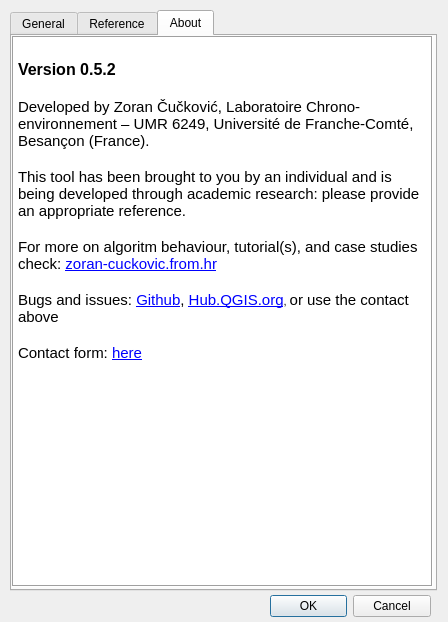
First picture: the form in ui_viewshedanalysis.ui, repository zoran-cuckovic/QGIS-visibility-analysis, before the edit.
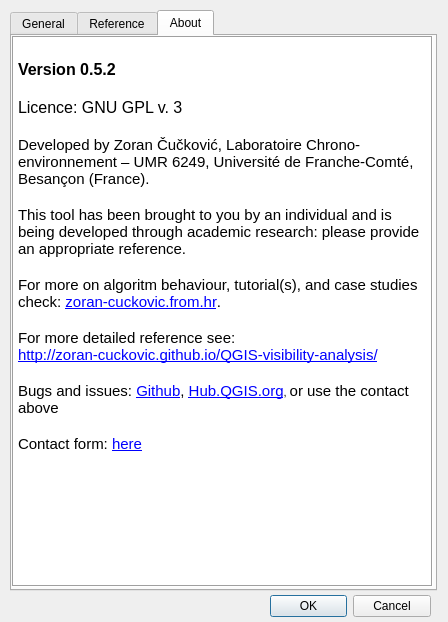
Second picture: the form after the edit. The open tabs and pages were chosen to show the change.

Patch:
```diff
--- a/ui_viewshedanalysis.ui
+++ b/ui_viewshedanalysis.ui
@@ -608,11 +608,15 @@
 &lt;p style=&quot;-qt-paragraph-type:empty; margin-top:0px; margin-bottom:0px; margin-left:0px; margin-right:0px; -qt-block-indent:0; text-indent:0px; font-family:'Ubuntu'; font-size:11pt;&quot;&gt;&lt;br /&gt;&lt;/p&gt;
 &lt;p style=&quot; margin-top:0px; margin-bottom:0px; margin-left:0px; margin-right:0px; -qt-block-indent:0; text-indent:0px;&quot;&gt;&lt;span style=&quot; font-family:'Ubuntu'; font-size:12pt; font-weight:600;&quot;&gt;Version 0.5.2&lt;/span&gt;&lt;/p&gt;
 &lt;p style=&quot;-qt-paragraph-type:empty; margin-top:0px; margin-bottom:0px; margin-left:0px; margin-right:0px; -qt-block-indent:0; text-indent:0px; font-family:'Ubuntu'; font-size:12pt; font-weight:600;&quot;&gt;&lt;br /&gt;&lt;/p&gt;
+&lt;p style=&quot; margin-top:0px; margin-bottom:0px; margin-left:0px; margin-right:0px; -qt-block-indent:0; text-indent:0px;&quot;&gt;&lt;span style=&quot; font-family:'Ubuntu'; font-size:12pt;&quot;&gt;Licence: GNU GPL v. 3&lt;/span&gt;&lt;/p&gt;
+&lt;p style=&quot;-qt-paragraph-type:empty; margin-top:0px; margin-bottom:0px; margin-left:0px; margin-right:0px; -qt-block-indent:0; text-indent:0px; font-family:'Ubuntu'; font-size:12pt; font-weight:600;&quot;&gt;&lt;br /&gt;&lt;/p&gt;
 &lt;p style=&quot; margin-top:0px; margin-bottom:0px; margin-left:0px; margin-right:0px; -qt-block-indent:0; text-indent:0px;&quot;&gt;&lt;span style=&quot; font-family:'Ubuntu'; font-size:11pt;&quot;&gt;Developed by Zoran Čučković, Laboratoire Chrono-environnement – UMR 6249, Université de Franche-Comté, Besançon (France).&lt;/span&gt;&lt;/p&gt;
 &lt;p style=&quot;-qt-paragraph-type:empty; margin-top:0px; margin-bottom:0px; margin-left:0px; margin-right:0px; -qt-block-indent:0; text-indent:0px; font-family:'Ubuntu'; font-size:11pt;&quot;&gt;&lt;br /&gt;&lt;/p&gt;
 &lt;p style=&quot; margin-top:0px; margin-bottom:0px; margin-left:0px; margin-right:0px; -qt-block-indent:0; text-indent:0px;&quot;&gt;&lt;span style=&quot; font-family:'Ubuntu'; font-size:11pt;&quot;&gt;This tool has been brought to you by an individual and is being developed through academic research: please provide an appropriate reference.&lt;/span&gt;&lt;/p&gt;
 &lt;p style=&quot;-qt-paragraph-type:empty; margin-top:0px; margin-bottom:0px; margin-left:0px; margin-right:0px; -qt-block-indent:0; text-indent:0px; font-family:'Ubuntu'; font-size:11pt;&quot;&gt;&lt;br /&gt;&lt;/p&gt;
-&lt;p style=&quot; margin-top:0px; margin-bottom:0px; margin-left:0px; margin-right:0px; -qt-block-indent:0; text-indent:0px;&quot;&gt;&lt;span style=&quot; font-family:'Ubuntu'; font-size:11pt;&quot;&gt;For more on algoritm behaviour, tutorial(s), and case studies check: &lt;/span&gt;&lt;a href=&quot;http://zoran-cuckovic.from.hr&quot;&gt;&lt;span style=&quot; font-size:11pt; text-decoration: underline; color:#0000ff;&quot;&gt;zoran-cuckovic.from.hr&lt;/span&gt;&lt;/a&gt;&lt;span style=&quot; font-family:'Ubuntu'; font-size:11pt;&quot;&gt; &lt;/span&gt;&lt;/p&gt;
+&lt;p style=&quot; margin-top:0px; margin-bottom:0px; margin-left:0px; margin-right:0px; -qt-block-indent:0; text-indent:0px;&quot;&gt;&lt;span style=&quot; font-family:'Ubuntu'; font-size:11pt;&quot;&gt;For more on algoritm behaviour, tutorial(s), and case studies check: &lt;/span&gt;&lt;a href=&quot;http://zoran-cuckovic.from.hr&quot;&gt;&lt;span style=&quot; font-size:11pt; text-decoration: underline; color:#0000ff;&quot;&gt;zoran-cuckovic.from.hr&lt;/span&gt;&lt;/a&gt;&lt;span style=&quot; font-family:'Ubuntu'; font-size:11pt;&quot;&gt;.&lt;/span&gt;&lt;/p&gt;
+&lt;p style=&quot;-qt-paragraph-type:empty; margin-top:0px; margin-bottom:0px; margin-left:0px; margin-right:0px; -qt-block-indent:0; text-indent:0px; font-family:'Ubuntu'; font-size:11pt;&quot;&gt;&lt;br /&gt;&lt;/p&gt;
+&lt;p style=&quot; margin-top:0px; margin-bottom:0px; margin-left:0px; margin-right:0px; -qt-block-indent:0; text-indent:0px;&quot;&gt;&lt;span style=&quot; font-family:'Ubuntu'; font-size:11pt;&quot;&gt;For more detailed reference see: &lt;br /&gt;&lt;/span&gt;&lt;a href=&quot;http://zoran-cuckovic.github.io/QGIS-visibility-analysis/&quot;&gt;&lt;span style=&quot; font-family:'Ubuntu'; font-size:11pt; text-decoration: underline; color:#0000ff;&quot;&gt;http://zoran-cuckovic.github.io/QGIS-visibility-analysis/&lt;/span&gt;&lt;/a&gt;&lt;span style=&quot; font-family:'Ubuntu'; font-size:11pt;&quot;&gt; &lt;/span&gt;&lt;/p&gt;
 &lt;p style=&quot;-qt-paragraph-type:empty; margin-top:0px; margin-bottom:0px; margin-left:0px; margin-right:0px; -qt-block-indent:0; text-indent:0px; font-family:'Ubuntu'; font-size:11pt;&quot;&gt;&lt;br /&gt;&lt;/p&gt;
 &lt;p style=&quot; margin-top:0px; margin-bottom:0px; margin-left:0px; margin-right:0px; -qt-block-indent:0; text-indent:0px;&quot;&gt;&lt;span style=&quot; font-size:11pt;&quot;&gt;Bugs and issues: &lt;/span&gt;&lt;a href=&quot;https://github.com/zoran-cuckovic/QGIS-visibility-analysis/issues&quot;&gt;&lt;span style=&quot; font-size:11pt; text-decoration: underline; color:#0000ff;&quot;&gt;Github&lt;/span&gt;&lt;/a&gt;&lt;span style=&quot; font-size:11pt;&quot;&gt;, &lt;/span&gt;&lt;a href=&quot;https://hub.qgis.org/projects/viewshed/issues&quot;&gt;&lt;span style=&quot; font-size:11pt; text-decoration: underline; color:#0000ff;&quot;&gt;Hub.QGIS.org&lt;/span&gt;&lt;/a&gt;&lt;span style=&quot; font-size:8pt;&quot;&gt;, &lt;/span&gt;&lt;span style=&quot; font-size:11pt;&quot;&gt;or use the contact above&lt;/span&gt;&lt;/p&gt;
 &lt;p style=&quot;-qt-paragraph-type:empty; margin-top:0px; margin-bottom:0px; margin-left:0px; margin-right:0px; -qt-block-indent:0; text-indent:0px; font-size:11pt;&quot;&gt;&lt;br /&gt;&lt;/p&gt;
```
